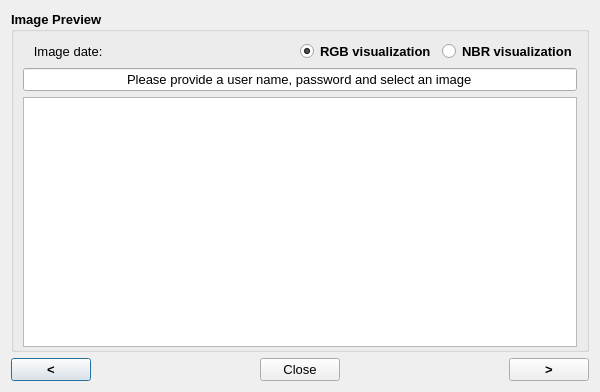
Above: preview_fetchimages.ui from silviamacchi/BAD_v.3.0.0 before the change. Below: the same form after it.
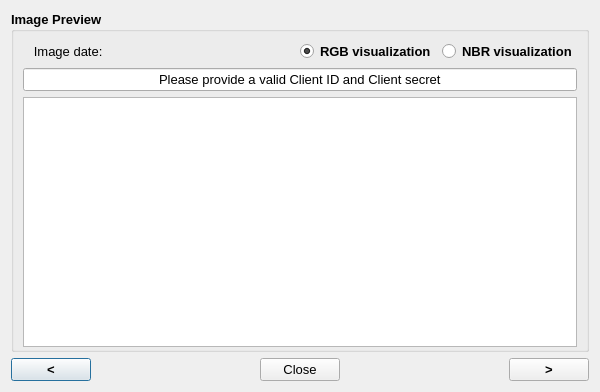
That is the form after the change.

Commit message: fixed preview_post

The edit to the form file:
```diff
--- a/preview_fetchimages.ui
+++ b/preview_fetchimages.ui
@@ -190,7 +190,7 @@
          </font>
         </property>
         <property name="text">
-         <string>Please provide a user name, password and select an image</string>
+         <string>Please provide a valid Client ID and Client secret</string>
         </property>
         <property name="alignment">
          <set>Qt::AlignCenter</set>
```
The commit also changes 2 other files.
